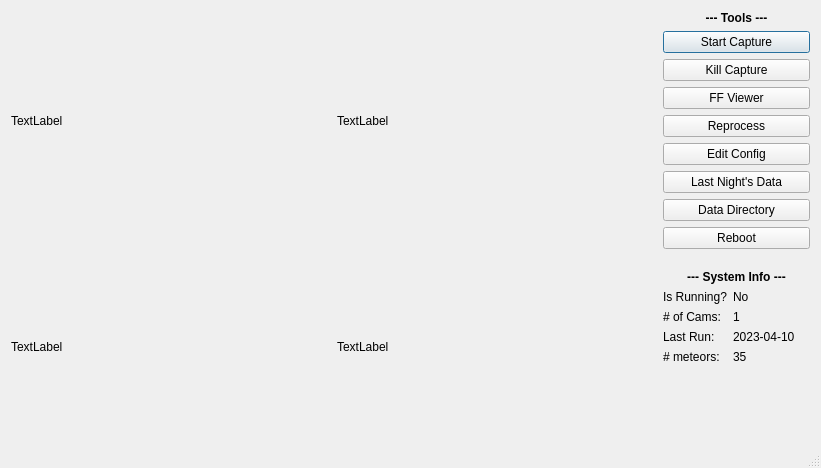
Qt form RMSdashboard.ui (mjmazur/RMSdashboard) before a commit.
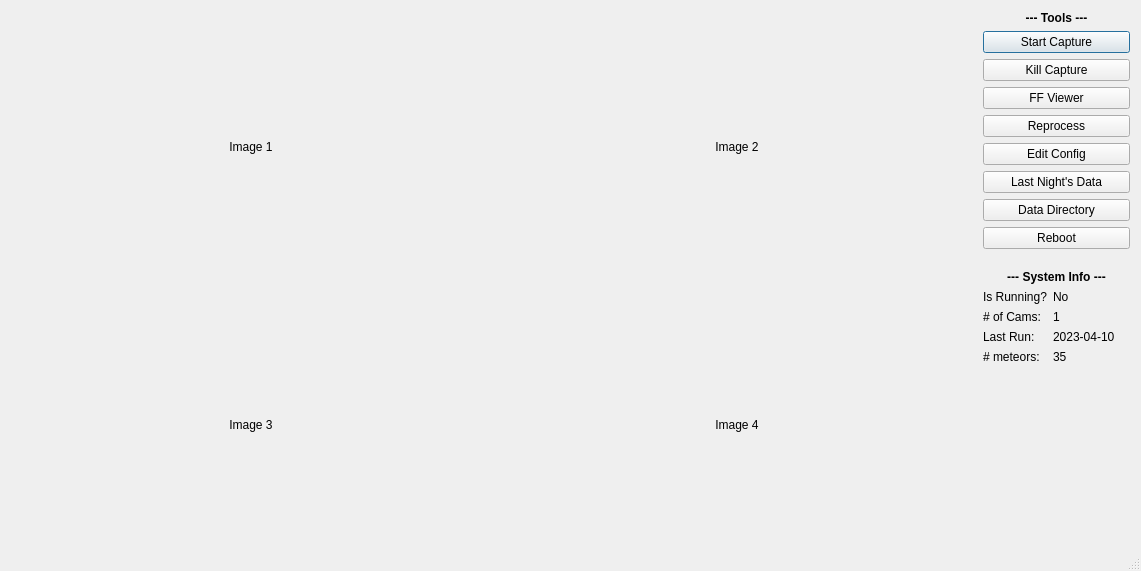
The same form after that commit.

Diff of the .ui file:
```diff
--- a/RMSdashboard.ui
+++ b/RMSdashboard.ui
@@ -6,8 +6,8 @@
    <rect>
     <x>0</x>
     <y>0</y>
-    <width>821</width>
-    <height>468</height>
+    <width>1141</width>
+    <height>571</height>
    </rect>
   </property>
   <property name="tabletTracking">
@@ -29,64 +29,76 @@
       <widget class="QLabel" name="image1_lbl">
        <property name="minimumSize">
         <size>
-         <width>320</width>
-         <height>180</height>
+         <width>480</width>
+         <height>270</height>
         </size>
        </property>
        <property name="text">
-        <string>TextLabel</string>
+        <string>Image 1</string>
        </property>
        <property name="scaledContents">
         <bool>true</bool>
        </property>
+       <property name="alignment">
+        <set>Qt::AlignCenter</set>
+       </property>
       </widget>
      </item>
      <item row="0" column="1">
       <widget class="QLabel" name="image2_lbl">
        <property name="minimumSize">
         <size>
-         <width>320</width>
-         <height>180</height>
+         <width>480</width>
+         <height>270</height>
         </size>
        </property>
        <property name="text">
-        <string>TextLabel</string>
+        <string>Image 2</string>
        </property>
        <property name="scaledContents">
         <bool>true</bool>
        </property>
+       <property name="alignment">
+        <set>Qt::AlignCenter</set>
+       </property>
       </widget>
      </item>
      <item row="1" column="0">
       <widget class="QLabel" name="image3_lbl">
        <property name="minimumSize">
         <size>
-         <width>320</width>
-         <height>180</height>
+         <width>480</width>
+         <height>270</height>
         </size>
        </property>
        <property name="text">
-        <string>TextLabel</string>
+        <string>Image 3</string>
        </property>
        <property name="scaledContents">
         <bool>true</bool>
        </property>
+       <property name="alignment">
+        <set>Qt::AlignCenter</set>
+       </property>
       </widget>
      </item>
      <item row="1" column="1">
       <widget class="QLabel" name="image4_lbl">
        <property name="minimumSize">
         <size>
-         <width>320</width>
-         <height>180</height>
+         <width>480</width>
+         <height>270</height>
         </size>
        </property>
        <property name="text">
-        <string>TextLabel</string>
+        <string>Image 4</string>
        </property>
        <property name="scaledContents">
         <bool>true</bool>
        </property>
+       <property name="alignment">
+        <set>Qt::AlignCenter</set>
+       </property>
       </widget>
      </item>
     </layout>
```
